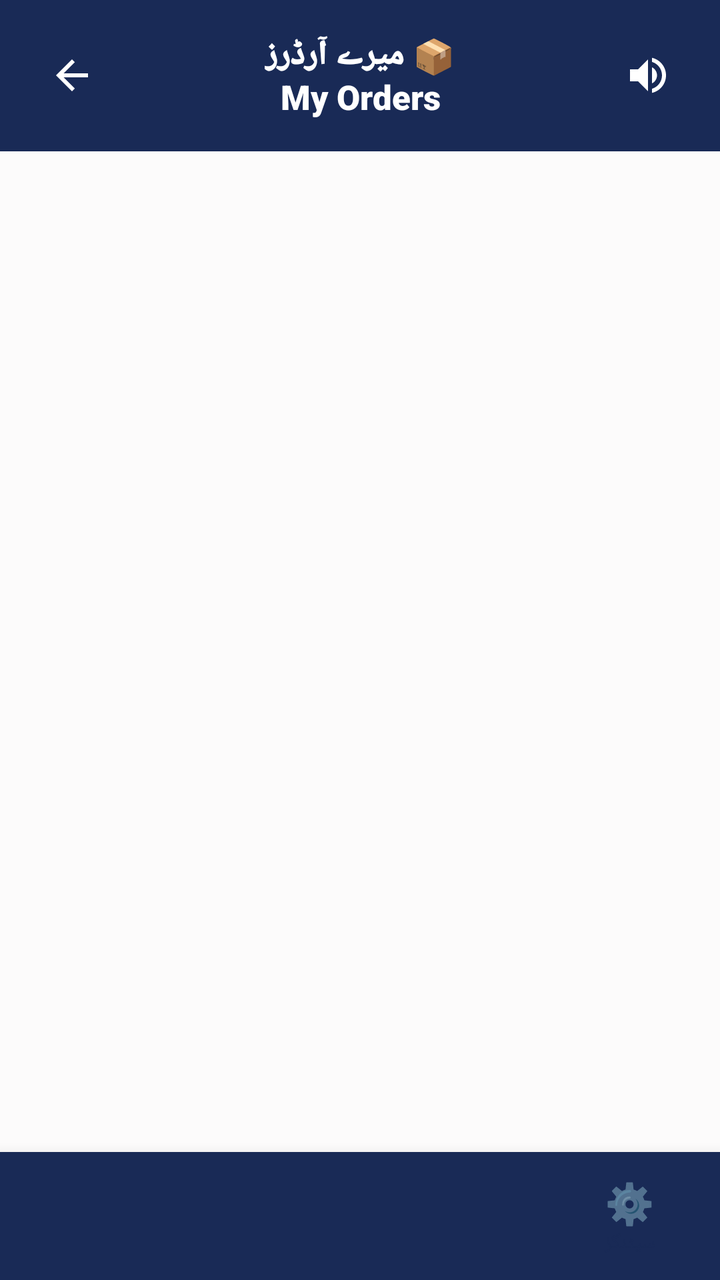
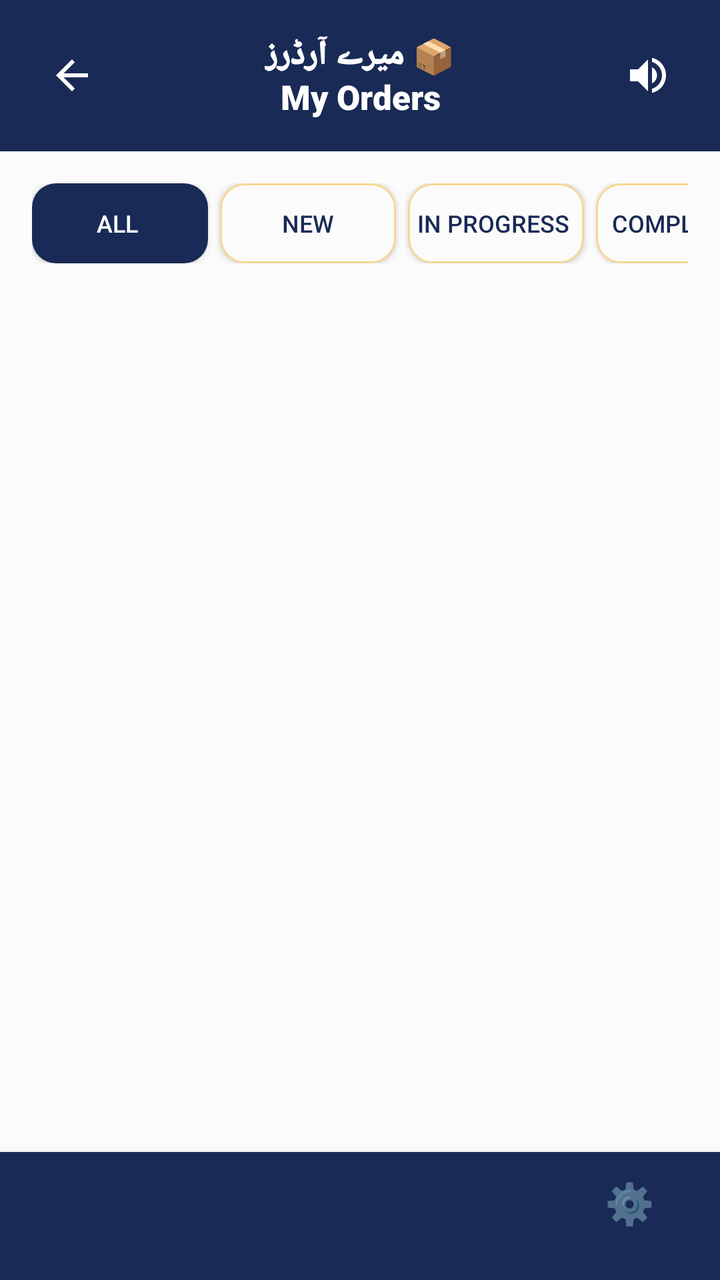

Screens rendered from an Android XML layout before and after an edit, with the pre-edit source and the edit as a unified diff.
<!-- AndroidManifest.xml: application theme Theme.SheEmpower -->
<!-- res/layout/activity_my_orders.xml -->
<?xml version="1.0" encoding="utf-8"?>
<LinearLayout xmlns:android="http://schemas.android.com/apk/res/android"
    xmlns:app="http://schemas.android.com/apk/res-auto"
    android:layout_width="match_parent"
    android:layout_height="match_parent"
    android:orientation="vertical"
    android:background="@color/background">

    
    <RelativeLayout
        android:layout_width="match_parent"
        android:layout_height="wrap_content"
        android:background="@color/primary"
        android:padding="16dp">

        <ImageButton
            android:id="@+id/btnBack"
            android:layout_width="40dp"
            android:layout_height="40dp"
            android:layout_alignParentStart="true"
            android:layout_centerVertical="true"
            android:background="?attr/selectableItemBackgroundBorderless"
            android:src="@drawable/ic_arrow_back"
            app:tint="#FFFFFF"
            android:contentDescription="Back" />

        <TextView
            android:layout_width="wrap_content"
            android:layout_height="wrap_content"
            android:layout_centerInParent="true"
            android:text="📦 میرے آرڈرز&#10;My Orders"
            android:textSize="17sp"
            android:gravity="center"
            android:fontFamily="sans-serif-black"
            android:textColor="#FFFFFF" />

        <ImageButton
            android:id="@+id/btnSpeaker"
            android:layout_width="40dp"
            android:layout_height="40dp"
            android:layout_alignParentEnd="true"
            android:layout_centerVertical="true"
            android:background="?attr/selectableItemBackgroundBorderless"
            android:src="@drawable/ic_speaker"
            app:tint="#FFFFFF"
            android:contentDescription="Speaker" />
    </RelativeLayout>

    <LinearLayout
        android:layout_width="match_parent"
        android:layout_height="0dp"
        android:layout_weight="1"
        android:orientation="vertical"
        android:padding="16dp">

        <TextView
            android:id="@+id/tvEmpty"
            android:layout_width="match_parent"
            android:layout_height="wrap_content"
            android:text="ابھی تک کوئی آرڈر نہیں"
            android:gravity="center"
            android:textColor="@color/text_secondary"
            android:visibility="gone" />

        <androidx.recyclerview.widget.RecyclerView
            android:id="@+id/rvOrders"
            android:layout_width="match_parent"
            android:layout_height="match_parent" />
    </LinearLayout>

    <include
        layout="@layout/bottom_nav_bar"
        android:id="@+id/bottomNav" />
</LinearLayout>
<!-- res/layout/bottom_nav_bar.xml (included above) -->
<?xml version="1.0" encoding="utf-8"?>
<LinearLayout
    xmlns:android="http://schemas.android.com/apk/res/android"
    android:id="@+id/bottomNav"
    android:layout_width="match_parent"
    android:layout_height="64dp"
    android:orientation="horizontal"
    android:background="#192A56"
    android:elevation="12dp">

    
    <LinearLayout
        android:id="@+id/navItem1"
        android:layout_width="0dp"
        android:layout_height="match_parent"
        android:layout_weight="1"
        android:orientation="vertical"
        android:gravity="center"
        android:clickable="true"
        android:focusable="true">

        <TextView
            android:id="@+id/navIcon1"
            android:layout_width="wrap_content"
            android:layout_height="wrap_content"
            android:textSize="20sp"/>

        <TextView
            android:id="@+id/navLabel1"
            android:layout_width="wrap_content"
            android:layout_height="wrap_content"
            android:textSize="10sp"
            android:textColor="@color/text_primary"/>

    </LinearLayout>

    
    <LinearLayout
        android:id="@+id/navItem2"
        android:layout_width="0dp"
        android:layout_height="match_parent"
        android:layout_weight="1"
        android:orientation="vertical"
        android:gravity="center"
        android:clickable="true"
        android:focusable="true">

        <TextView
            android:id="@+id/navIcon2"
            android:layout_width="wrap_content"
            android:layout_height="wrap_content"
            android:textSize="20sp"/>

        <TextView
            android:id="@+id/navLabel2"
            android:layout_width="wrap_content"
            android:layout_height="wrap_content"
            android:textSize="10sp"
            android:textColor="@color/text_primary"/>

    </LinearLayout>

    
    <LinearLayout
        android:id="@+id/navItem3"
        android:layout_width="0dp"
        android:layout_height="match_parent"
        android:layout_weight="1"
        android:orientation="vertical"
        android:gravity="center"
        android:clickable="true"
        android:focusable="true">

        <TextView
            android:id="@+id/navIcon3"
            android:layout_width="wrap_content"
            android:layout_height="wrap_content"
            android:textSize="20sp"/>

        <TextView
            android:id="@+id/navLabel3"
            android:layout_width="wrap_content"
            android:layout_height="wrap_content"
            android:textSize="10sp"
            android:textColor="@color/text_primary"/>

    </LinearLayout>

    
    <LinearLayout
        android:id="@+id/navItem4"
        android:layout_width="0dp"
        android:layout_height="match_parent"
        android:layout_weight="1"
        android:orientation="vertical"
        android:gravity="center"
        android:clickable="true"
        android:focusable="true">

        <TextView
            android:id="@+id/navIcon4"
            android:layout_width="wrap_content"
            android:layout_height="wrap_content"
            android:text="⚙️"
            android:textSize="20sp"/>

        <TextView
            android:id="@+id/navLabel4"
            android:layout_width="wrap_content"
            android:layout_height="wrap_content"
            android:text="سیٹنگز"
            android:textSize="10sp"
            android:textColor="@color/text_primary"/>

    </LinearLayout>

</LinearLayout>
<!-- resources referenced by this layout -->
<resources>
  <color name="background">#FCFBFB</color>
  <color name="primary">#192A56</color>
  kkkkkkkkk
  <color name="text_primary">#192A56</color>
  <color name="text_secondary">#6B7A99</color>
  <!-- drawable ic_arrow_back (drawable) -->
  <?xml version="1.0" encoding="utf-8"?>
  <vector xmlns:android="http://schemas.android.com/apk/res/android"
      android:width="24dp"
      android:height="24dp"
      android:viewportWidth="24"
      android:viewportHeight="24">
      <path
          android:fillColor="#FFFFFF"
          android:pathData="M20,11H7.83l5.59-5.59L12,4l-8,8l8,8l1.41-1.41L7.83,13H20v-2z"/>
  </vector>
  <!-- drawable ic_speaker (drawable) -->
  <?xml version="1.0" encoding="utf-8"?>
  <vector xmlns:android="http://schemas.android.com/apk/res/android"
      android:width="24dp"
      android:height="24dp"
      android:viewportWidth="24"
      android:viewportHeight="24">
      <path
          android:fillColor="#FFFFFF"
          android:pathData="M3,9v6h4l5,5V4L7,9H3zm13.5,3c0-1.77-1.02-3.29-2.5-4.03v8.05c1.48-0.73,2.5-2.25,2.5-4.02zM14,3.23v2.06c2.89,0.86,5,3.54,5,6.71s-2.11,5.85-5,6.71v2.06c4.01-0.91,7-4.49,7-8.77s-2.99-7.86-7-8.77z"/>
  </vector>
  <style name="Theme.SheEmpower" parent="Theme.AppCompat.Light.NoActionBar">
          <item name="colorPrimary">@color/primary</item>
          <item name="colorPrimaryDark">@color/primary_dark</item>
          <item name="colorAccent">@color/accent</item>
          <item name="android:windowBackground">@color/background</item>
          <item name="android:colorBackground">@color/background</item>
          <item name="android:textColorPrimary">@color/text_primary</item>
          <item name="android:textColorSecondary">@color/text_secondary</item>
          <item name="android:statusBarColor">@color/primary_dark</item>
      </style>
  <color name="primary_dark">#0F1B3D</color>
  <color name="accent">#F7D794</color>
</resources>

<!-- the commit's change to res/layout/activity_my_orders.xml (unified diff, before → after) -->
@@ -52,6 +52,60 @@
         android:layout_weight="1"
         android:orientation="vertical"
         android:padding="16dp">
+
+        
+        <HorizontalScrollView
+            android:layout_width="match_parent"
+            android:layout_height="wrap_content"
+            android:scrollbars="none"
+            android:layout_marginBottom="12dp">
+
+            <LinearLayout
+                android:layout_width="wrap_content"
+                android:layout_height="wrap_content"
+                android:orientation="horizontal">
+
+                <Button
+                    android:id="@+id/btnFilterAll"
+                    android:layout_width="wrap_content"
+                    android:layout_height="40dp"
+                    android:text="All "
+                    android:textSize="12sp"
+                    android:background="@drawable/bg_skeu_button_primary"
+                    android:textColor="#FFFFFF"
+                    android:layout_marginEnd="6dp" />
+
+                <Button
+                    android:id="@+id/btnFilterPending"
+                    android:layout_width="wrap_content"
+                    android:layout_height="40dp"
+                    android:text="New"
+                    android:textSize="12sp"
+                    android:background="@drawable/bg_skeu_button_cream"
+                    android:textColor="@color/text_primary"
+                    android:layout_marginEnd="6dp" />
+
+                <Button
+                    android:id="@+id/btnFilterInProgress"
+                    android:layout_width="wrap_content"
+                    android:layout_height="40dp"
+                    android:text="In Progress "
+                    android:textSize="12sp"
+                    android:background="@drawable/bg_skeu_button_cream"
+                    android:textColor="@color/text_primary"
+                    android:layout_marginEnd="6dp" />
+
+                <Button
+                    android:id="@+id/btnFilterCompleted"
+                    android:layout_width="wrap_content"
+                    android:layout_height="40dp"
+                    android:text="Completed "
+                    android:textSize="12sp"
+                    android:background="@drawable/bg_skeu_button_cream"
+                    android:textColor="@color/text_primary" />
+
+            </LinearLayout>
+        </HorizontalScrollView>
 
         <TextView
             android:id="@+id/tvEmpty"
@@ -183,7 +237,7 @@
             android:id="@+id/navLabel4"
             android:layout_width="wrap_content"
             android:layout_height="wrap_content"
-            android:text="سیٹنگز"
+            android:text="Settings"
             android:textSize="10sp"
             android:textColor="@color/text_primary"/>
 
<!-- resource entries referenced after the edit -->
@@ -5,6 +5,21 @@
   kkkkkkkkk
   <color name="text_primary">#192A56</color>
   <color name="text_secondary">#6B7A99</color>
+  <!-- drawable bg_skeu_button_cream (drawable) -->
+  <?xml version="1.0" encoding="utf-8"?>
+  <shape xmlns:android="http://schemas.android.com/apk/res/android"
+      android:shape="rectangle">
+      <solid android:color="@color/pearl_white" />
+      <corners android:radius="12dp" />
+      <stroke android:color="@color/champagne" android:width="1dp" />
+  </shape>
+  <!-- drawable bg_skeu_button_primary (drawable) -->
+  <?xml version="1.0" encoding="utf-8"?>
+  <shape xmlns:android="http://schemas.android.com/apk/res/android"
+      android:shape="rectangle">
+      <solid android:color="@color/midnight_navy" />
+      <corners android:radius="12dp" />
+  </shape>
   <!-- drawable ic_arrow_back (drawable) -->
   <?xml version="1.0" encoding="utf-8"?>
   <vector xmlns:android="http://schemas.android.com/apk/res/android"
@@ -37,6 +52,9 @@
           <item name="android:textColorSecondary">@color/text_secondary</item>
           <item name="android:statusBarColor">@color/primary_dark</item>
       </style>
+  <color name="pearl_white">#FCFBFB</color>
+  <color name="champagne">#F7D794</color>
+  <color name="midnight_navy">#192A56</color>
   <color name="primary_dark">#0F1B3D</color>
   <color name="accent">#F7D794</color>
 </resources>
